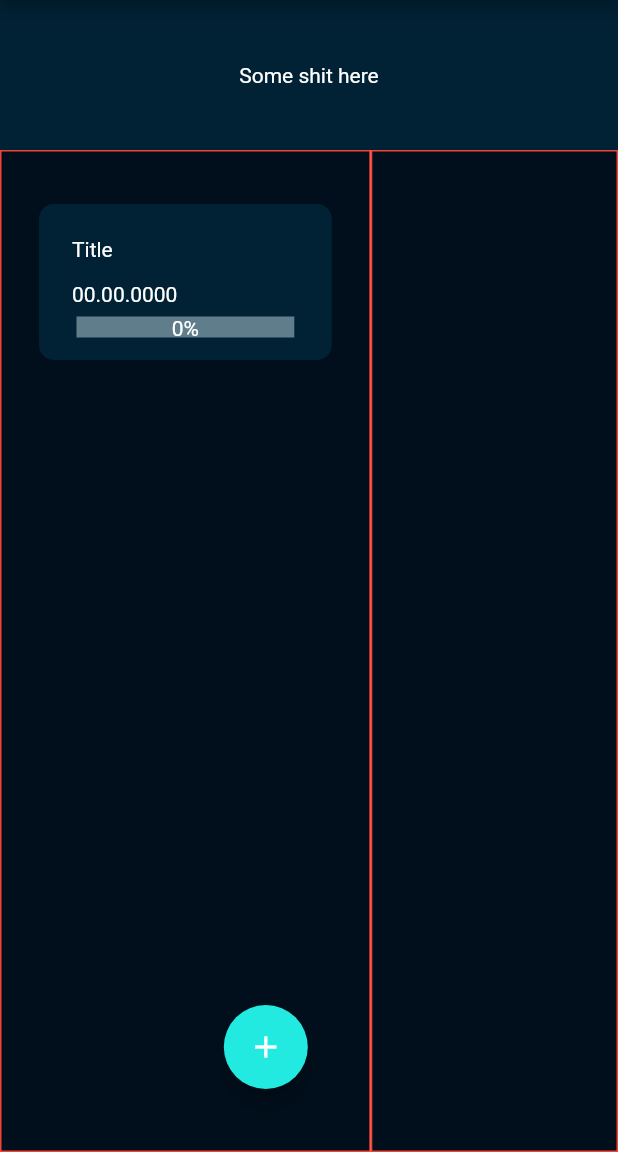
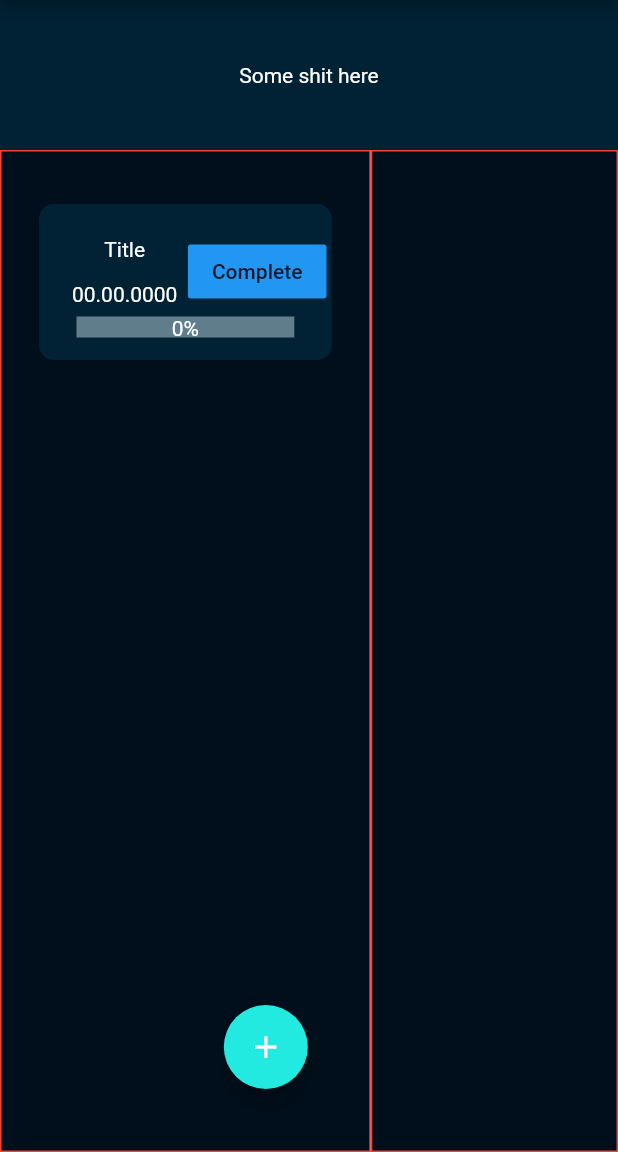
Before and after one commit to califlower/TaskTurtle, a Flutter app: the screen it shows after launch, on a phone screen of 412 x 824 dp, the part 84-1236 px from its top. Run offline on Flutter 3.47's test engine with Material 2 defaults, Android fonts, the phone set to English and light mode, and no system bars; drawn by our look-alikes of percent_indicator.

Commit message:
adding button above completion bar

```diff
--- a/lib/task.dart
+++ b/lib/task.dart
@@ -44,6 +44,9 @@ class _TaskWidgetState extends State<TaskWidget> {
       ),
       child: Column(
         children: <Widget>[
+          Row(
+            children: <Widget>[
+              Column(children: <Widget>[
                 Align(
                   alignment: Alignment.centerLeft,
                   child: Container(padding: EdgeInsets.all(7.0),child:Text(widget.task.title, style: TextStyle(color: Colors.white)))
@@ -52,18 +55,21 @@ class _TaskWidgetState extends State<TaskWidget> {
                   alignment: Alignment.centerLeft,
                   child: Container(padding:EdgeInsets.all(7.0), child: Text(widget.task.deadline, style: TextStyle(color: Colors.white)))
                 ),
+              ],),
+            if(widget.task.subtasks.length == 0)
+              FlatButton(
+                onPressed: () => print("completed"),
+                child:Text("Complete"),
+                color: Colors.blue
+              )
+            ],),
           LinearPercentIndicator(
             center: Text((getCompletion()*100).toStringAsFixed(0)+"%", style: TextStyle(color: Colors.white),),
             lineHeight: 14,
             percent: getCompletion(),
             backgroundColor: Colors.blueGrey,
             progressColor: Color(0xffe60efe)),
-            // if(widget.task.subtasks.length == 0)
-              // FlatButton(
-              //   onPressed: () => print("completed"),
-              //   child:Text("Complete"),
-              //   color: Colors.blue
-              // )
+
         ],
       )
     );
```
Also changed, not shown: lib/shell_widget.dart (deleted, +0 -18 lines). Lines whose indentation alone changed are shown as unchanged.
